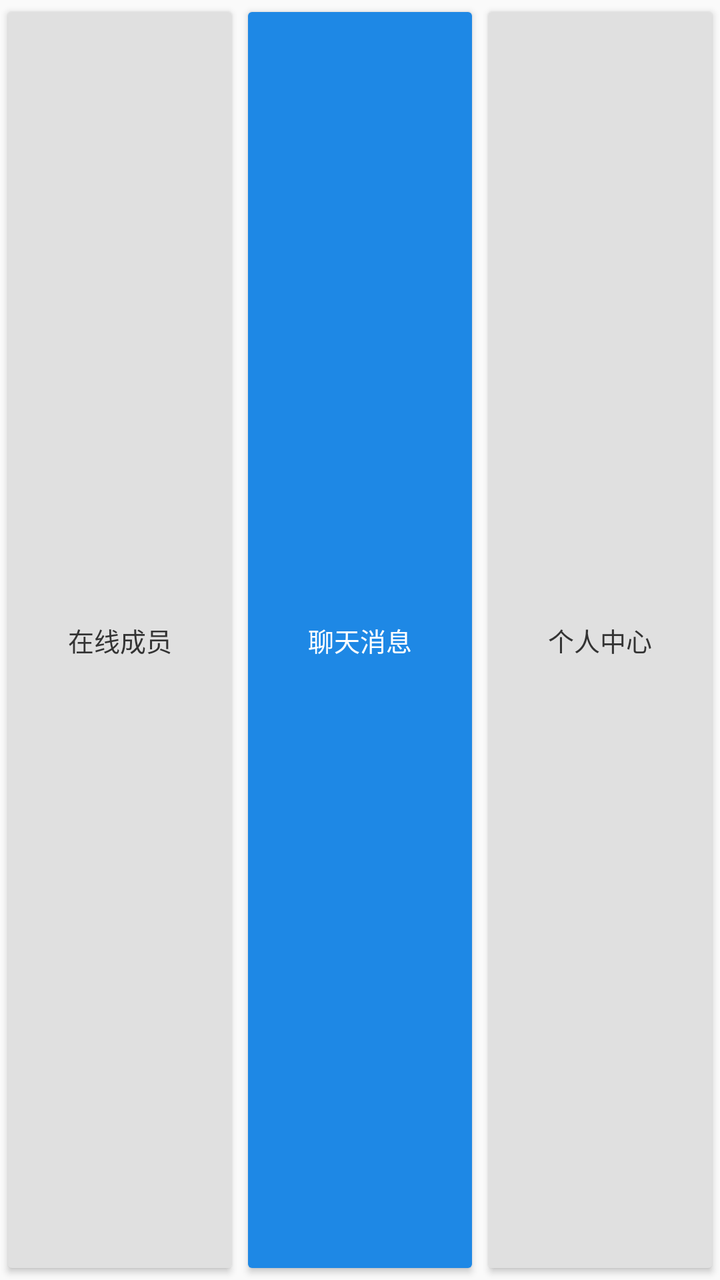
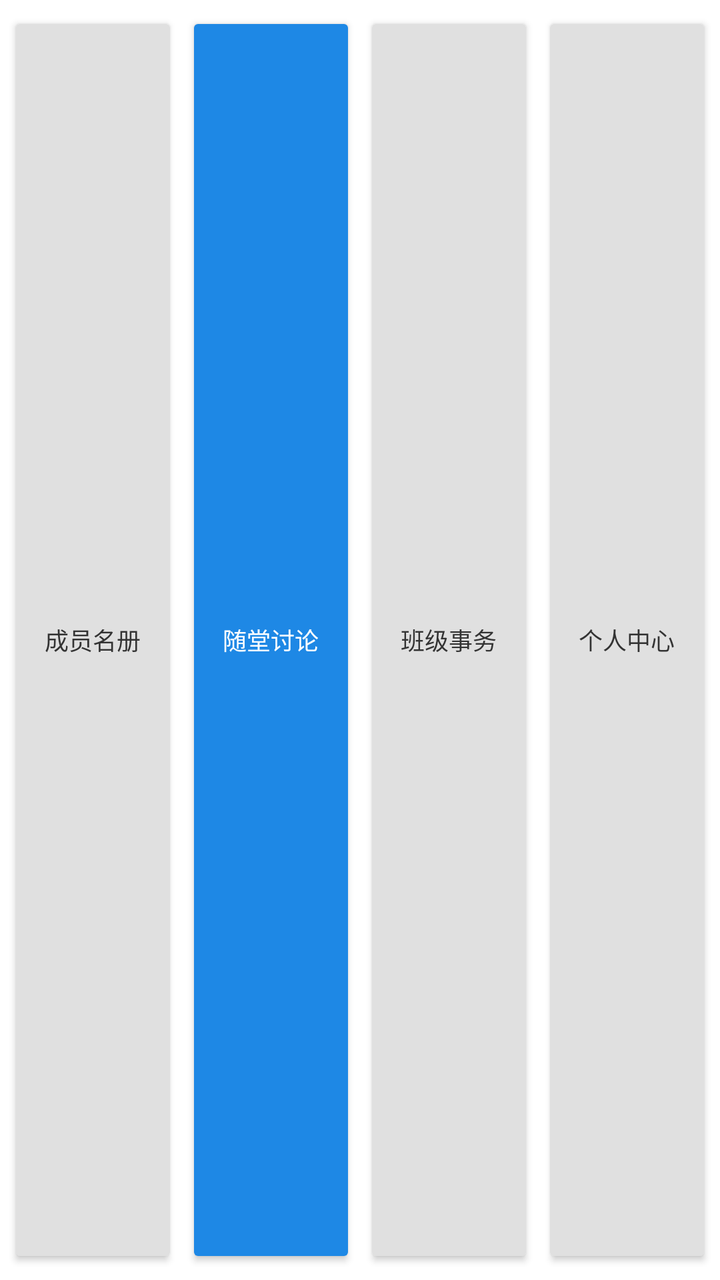

The first picture is an Android layout as it rendered before a commit; the second is the same layout after the commit. The layout source and the unified diff follow.
<!-- AndroidManifest.xml: application theme Theme.CampusChat -->
<!-- res/layout/view_bottom_nav.xml -->
<?xml version="1.0" encoding="utf-8"?>
<LinearLayout
    xmlns:android="http://schemas.android.com/apk/res/android"
    android:id="@+id/layoutBottomNav"
    android:layout_width="match_parent"
    android:layout_height="48dp"
    android:background="#FAFAFA"
    android:orientation="horizontal">

    <Button
        android:id="@+id/btnTabUsers"
        android:layout_width="0dp"
        android:layout_height="match_parent"
        android:layout_weight="1"
        android:backgroundTint="#E0E0E0"
        android:text="在线成员"
        android:textColor="#333333"
        android:textSize="13sp" />

    <Button
        android:id="@+id/btnTabChat"
        android:layout_width="0dp"
        android:layout_height="match_parent"
        android:layout_weight="1"
        android:backgroundTint="#1E88E5"
        android:text="聊天消息"
        android:textColor="#FFFFFF"
        android:textSize="13sp" />

    <Button
        android:id="@+id/btnTabProfile"
        android:layout_width="0dp"
        android:layout_height="match_parent"
        android:layout_weight="1"
        android:backgroundTint="#E0E0E0"
        android:text="个人中心"
        android:textColor="#333333"
        android:textSize="13sp" />
</LinearLayout>
<!-- resources referenced by this layout -->
<resources>
  <style name="Theme.CampusChat" parent="Theme.AppCompat.Light.NoActionBar">
          
          <item name="colorPrimary">@color/brand_primary</item>
          <item name="colorPrimaryDark">@color/brand_primary_dark</item>
          <item name="colorAccent">@color/brand_accent</item>
  
          
          <item name="android:windowBackground">@color/app_background</item>
  
          
          <item name="android:statusBarColor">@color/brand_primary_dark</item>
      </style>
  <color name="brand_primary">#1E88E5</color>
  <color name="brand_primary_dark">#1565C0</color>
  <color name="brand_accent">#00ACC1</color>
  <color name="app_background">#F4F6F9</color>
</resources>

<!-- the commit's change to res/layout/view_bottom_nav.xml (unified diff, before → after) -->
@@ -3,37 +3,63 @@
     xmlns:android="http://schemas.android.com/apk/res/android"
     android:id="@+id/layoutBottomNav"
     android:layout_width="match_parent"
-    android:layout_height="48dp"
-    android:background="#FAFAFA"
-    android:orientation="horizontal">
+    android:layout_height="56dp"
+    android:orientation="horizontal"
+    android:background="#FFFFFF"
+    android:elevation="8dp"
+    android:paddingTop="6dp"
+    android:paddingBottom="6dp">
 
+    
     <Button
         android:id="@+id/btnTabUsers"
         android:layout_width="0dp"
         android:layout_height="match_parent"
         android:layout_weight="1"
+        android:layout_marginStart="4dp"
+        android:layout_marginEnd="2dp"
         android:backgroundTint="#E0E0E0"
-        android:text="在线成员"
+        android:text="成员名册"
         android:textColor="#333333"
-        android:textSize="13sp" />
+        android:textSize="12sp" />
 
+    
     <Button
         android:id="@+id/btnTabChat"
         android:layout_width="0dp"
         android:layout_height="match_parent"
         android:layout_weight="1"
+        android:layout_marginStart="2dp"
+        android:layout_marginEnd="2dp"
         android:backgroundTint="#1E88E5"
-        android:text="聊天消息"
+        android:text="随堂讨论"
         android:textColor="#FFFFFF"
-        android:textSize="13sp" />
+        android:textSize="12sp" />
 
+    
+    <Button
+        android:id="@+id/btnTabAffairs"
+        android:layout_width="0dp"
+        android:layout_height="match_parent"
+        android:layout_weight="1"
+        android:layout_marginStart="2dp"
+        android:layout_marginEnd="2dp"
+        android:backgroundTint="#E0E0E0"
+        android:text="班级事务"
+        android:textColor="#333333"
+        android:textSize="12sp" />
+
+    
     <Button
         android:id="@+id/btnTabProfile"
         android:layout_width="0dp"
         android:layout_height="match_parent"
         android:layout_weight="1"
+        android:layout_marginStart="2dp"
+        android:layout_marginEnd="4dp"
         android:backgroundTint="#E0E0E0"
         android:text="个人中心"
         android:textColor="#333333"
-        android:textSize="13sp" />
+        android:textSize="12sp" />
+
 </LinearLayout>
